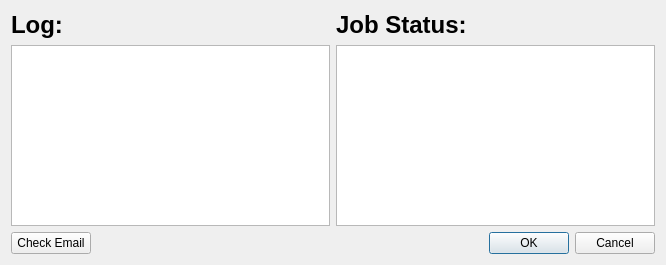
Above: JP/email_read/dialog_jobAPP.ui from BalzaniEdoardo/PGAM before the change. Below: the same form after it.
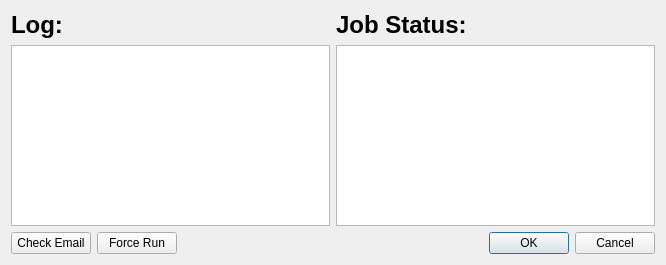
That is the form after the change.

Commit message: added force run button

```diff
--- a/JP/email_read/dialog_jobAPP.ui
+++ b/JP/email_read/dialog_jobAPP.ui
@@ -94,6 +94,13 @@
          </property>
         </widget>
        </item>
+       <item>
+        <widget class="QPushButton" name="pushButton_run">
+         <property name="text">
+          <string>Force Run</string>
+         </property>
+        </widget>
+       </item>
        <item>
         <spacer name="horizontalSpacer">
          <property name="orientation">
```
The commit also changes 1 other file.
